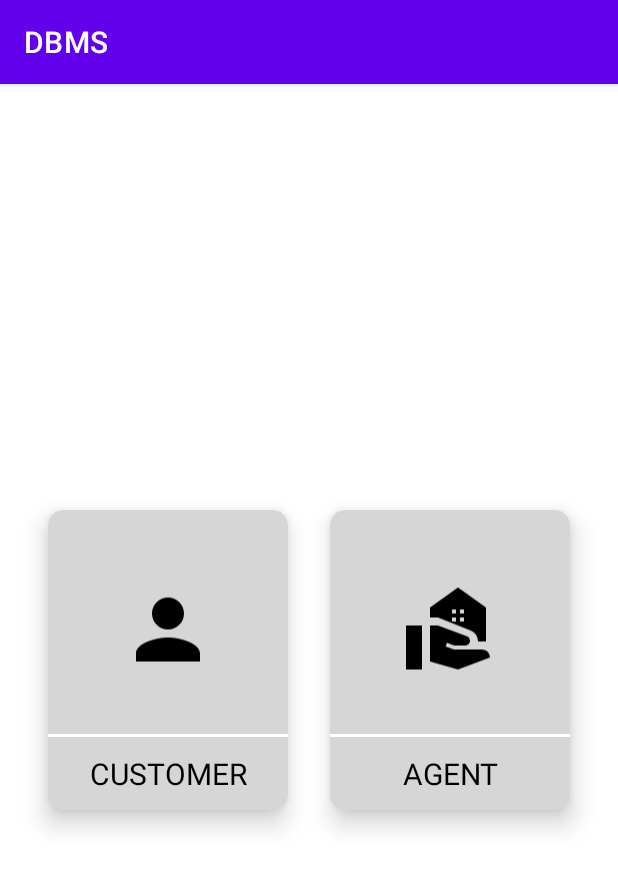
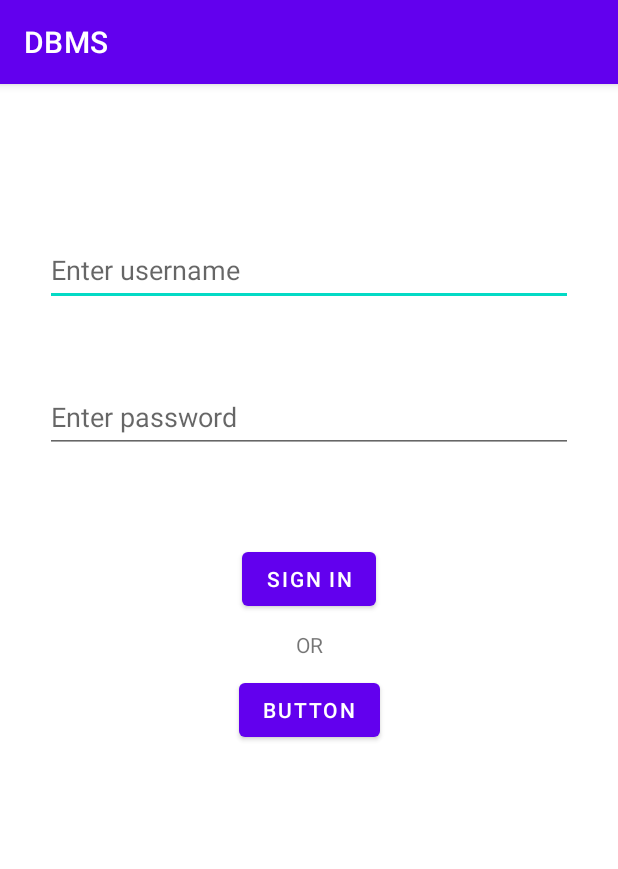
Before and after one commit to aman247av/Real-Estate-Management, an Android app: the screen it shows after launch (MainActivity before the commit, LoginActivity after it), on a phone screen of 412 x 824 dp. Shown: the top 869 px of the screen. Run offline under Robolectric (Android 15) with nearby library versions, the phone set to English and light mode, and no system bars.

Commit message:
Login Activity

```diff
--- a/app/build.gradle
+++ b/app/build.gradle
@@ -26,6 +26,9 @@ android {
         sourceCompatibility JavaVersion.VERSION_1_8
         targetCompatibility JavaVersion.VERSION_1_8
     }
+    buildFeatures {
+        viewBinding true
+    }
 }
 
 dependencies {
@@ -33,6 +36,9 @@ dependencies {
     implementation 'androidx.appcompat:appcompat:1.4.1'
     implementation 'com.google.android.material:material:1.5.0'
     implementation 'androidx.constraintlayout:constraintlayout:2.1.3'
+    implementation 'androidx.annotation:annotation:1.3.0'
+    implementation 'androidx.lifecycle:lifecycle-livedata-ktx:2.4.1'
+    implementation 'androidx.lifecycle:lifecycle-viewmodel-ktx:2.4.1'
     testImplementation 'junit:junit:4.13.2'
     androidTestImplementation 'androidx.test.ext:junit:1.1.3'
     androidTestImplementation 'androidx.test.espresso:espresso-core:3.4.0'
--- /dev/null
+++ b/app/src/main/java/com/example/dbms/LoginActivity.java
@@ -0,0 +1,54 @@
+package com.example.dbms;
+
+import androidx.appcompat.app.AppCompatActivity;
+
+import android.database.Cursor;
+import android.database.sqlite.SQLiteDatabase;
+import android.os.Bundle;
+import android.widget.Button;
+import android.widget.TextView;
+import android.widget.Toast;
+
+import java.util.Locale;
+
+public class LoginActivity extends AppCompatActivity {
+
+    TextView tvUsername, tvPassword;
+
+    Button btSignIn;
+
+    RealEstateDatabaseHelper db;
+
+    @Override
+    protected void onCreate(Bundle savedInstanceState) {
+        super.onCreate(savedInstanceState);
+        setContentView(R.layout.activity_login);
+
+        tvUsername = findViewById(R.id.tvUsername);
+        tvPassword = findViewById(R.id.tvPassword);
+        btSignIn = findViewById(R.id.btSignIn);
+
+        String loginType = getIntent().getStringExtra("loginType");
+
+        db = new RealEstateDatabaseHelper(this);
+
+        String username = tvUsername.getText().toString();
+        String password = tvPassword.getText().toString();
+
+        btSignIn.setOnClickListener(v -> {
+            if(loginType.equals("customer")){
+                loginCustomer(username, password);
+            } else if (loginType.equals("agent")) {
+                loginAgent(username, password);
+            }
+        });
+    }
+
+    public void loginCustomer(String username, String password){
+        db.authenticateUser(this, username, password);
+    }
+
+    public void loginAgent(String username, String password){
+        db.authenticateUser(this, username, password);
+    }
+}
--- /dev/null
+++ b/app/src/main/res/layout/activity_login.xml
@@ -0,0 +1,73 @@
+<?xml version="1.0" encoding="utf-8"?>
+<androidx.constraintlayout.widget.ConstraintLayout xmlns:android="http://schemas.android.com/apk/res/android"
+    xmlns:app="http://schemas.android.com/apk/res-auto"
+    xmlns:tools="http://schemas.android.com/tools"
+    android:layout_width="match_parent"
+    android:layout_height="match_parent"
+    tools:context=".LoginActivity">
+
+    <EditText
+        android:id="@+id/tvUsername"
+        android:layout_width="0dp"
+        android:layout_height="wrap_content"
+        android:layout_marginStart="30dp"
+        android:layout_marginTop="100dp"
+        android:layout_marginEnd="30dp"
+        android:ems="10"
+        android:hint="Enter username"
+        android:inputType="textPersonName"
+        android:minHeight="48dp"
+        app:layout_constraintEnd_toEndOf="parent"
+        app:layout_constraintHorizontal_bias="0.0"
+        app:layout_constraintStart_toStartOf="parent"
+        app:layout_constraintTop_toTopOf="parent" />
+
+    <EditText
+        android:id="@+id/tvPassword"
+        android:layout_width="0dp"
+        android:layout_height="wrap_content"
+        android:layout_marginStart="30dp"
+        android:layout_marginTop="50dp"
+        android:layout_marginEnd="30dp"
+        android:ems="10"
+        android:hint="Enter password"
+        android:inputType="textPassword"
+        android:minHeight="48dp"
+        app:layout_constraintEnd_toEndOf="parent"
+        app:layout_constraintHorizontal_bias="0.0"
+        app:layout_constraintStart_toStartOf="parent"
+        app:layout_constraintTop_toBottomOf="@+id/tvUsername" />
+
+    <Button
+        android:id="@+id/btSignIn"
+        android:layout_width="wrap_content"
+        android:layout_height="wrap_content"
+        android:layout_marginTop="60dp"
+        android:text="Sign in"
+        app:layout_constraintEnd_toEndOf="parent"
+        app:layout_constraintHorizontal_bias="0.5"
+        app:layout_constraintStart_toStartOf="parent"
+        app:layout_constraintTop_toBottomOf="@+id/tvPassword" />
+
+    <TextView
+        android:id="@+id/textView2"
+        android:layout_width="wrap_content"
+        android:layout_height="wrap_content"
+        android:layout_marginTop="10dp"
+        android:text="OR"
+        app:layout_constraintEnd_toEndOf="parent"
+        app:layout_constraintHorizontal_bias="0.5"
+        app:layout_constraintStart_toStartOf="parent"
+        app:layout_constraintTop_toBottomOf="@+id/btSignIn" />
+
+    <Button
+        android:id="@+id/button2"
+        android:layout_width="wrap_content"
+        android:layout_height="wrap_content"
+        android:layout_marginTop="10dp"
+        android:text="Button"
+        app:layout_constraintEnd_toEndOf="parent"
+        app:layout_constraintHorizontal_bias="0.5"
+        app:layout_constraintStart_toStartOf="parent"
+        app:layout_constraintTop_toBottomOf="@+id/textView2" />
+</androidx.constraintlayout.widget.ConstraintLayout>
--- /dev/null
+++ b/app/src/main/res/values-land/dimens.xml
@@ -0,0 +1,3 @@
+<resources>
+    <dimen name="activity_horizontal_margin">48dp</dimen>
+</resources>
--- /dev/null
+++ b/app/src/main/res/values-w1240dp/dimens.xml
@@ -0,0 +1,3 @@
+<resources>
+    <dimen name="activity_horizontal_margin">200dp</dimen>
+</resources>
--- /dev/null
+++ b/app/src/main/res/values-w600dp/dimens.xml
@@ -0,0 +1,3 @@
+<resources>
+    <dimen name="activity_horizontal_margin">48dp</dimen>
+</resources>
--- /dev/null
+++ b/app/src/main/res/values/dimens.xml
@@ -0,0 +1,5 @@
+<resources>
+    <!-- Default screen margins, per the Android Design guidelines. -->
+    <dimen name="activity_horizontal_margin">16dp</dimen>
+    <dimen name="activity_vertical_margin">16dp</dimen>
+</resources>
```
Also changed, not shown: app/src/main/AndroidManifest.xml (+5 -4 lines), app/src/main/java/com/example/dbms/MainActivity.java (+11 -0 lines), app/src/main/java/com/example/dbms/RealEstateDatabaseHelper.java (added, +80 -0 lines), app/src/main/res/values/strings.xml (+9 -0 lines).
